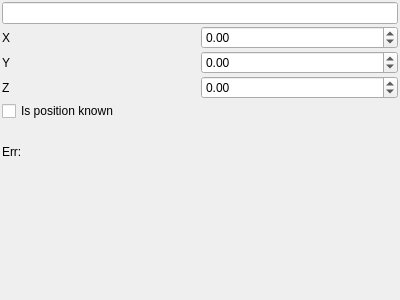
NickPenkrat/corecvs, file utils/corestructs/cameraModel/featurePointControlWidget.ui: the form before one commit.
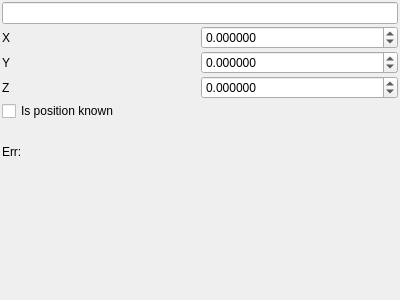
The form after the commit. Custom widgets are drawn as their Qt base class.

Diff of the .ui file:
```diff
--- a/utils/corestructs/cameraModel/featurePointControlWidget.ui
+++ b/utils/corestructs/cameraModel/featurePointControlWidget.ui
@@ -87,6 +87,9 @@
      </item>
      <item row="0" column="1">
       <widget class="QDoubleSpinBox" name="xSpinBox">
+       <property name="decimals">
+        <number>6</number>
+       </property>
        <property name="minimum">
         <double>-1000000.000000000000000</double>
        </property>
@@ -97,6 +100,9 @@
      </item>
      <item row="1" column="1">
       <widget class="QDoubleSpinBox" name="ySpinBox">
+       <property name="decimals">
+        <number>6</number>
+       </property>
        <property name="minimum">
         <double>-1000000.000000000000000</double>
        </property>
@@ -107,6 +113,9 @@
      </item>
      <item row="2" column="1">
       <widget class="QDoubleSpinBox" name="zSpinBox">
+       <property name="decimals">
+        <number>6</number>
+       </property>
        <property name="minimum">
         <double>-1000000.000000000000000</double>
        </property>
```
